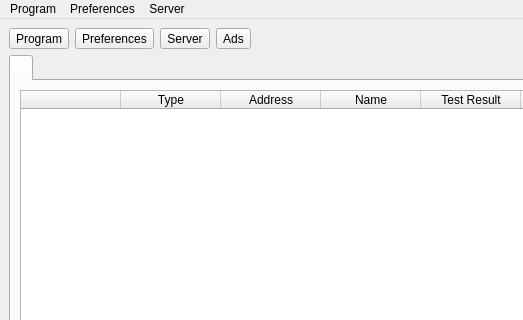
Old version of the form ui/mainwindow.ui in the repository MatsuriDayo/nekoray; both pictures show x 0 to 523 and y 0 to 320 of the 800 by 600 pixel window.
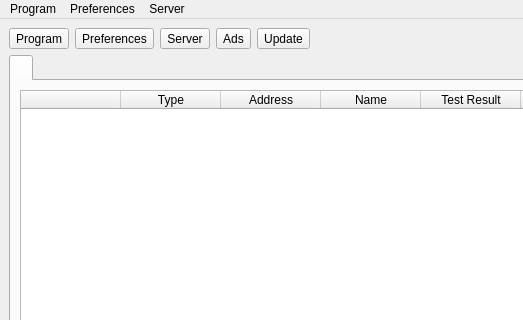
New version of the form. Icons and pictures are not drawn. Custom widgets are drawn as their Qt base class.

Patch:
```diff
--- a/ui/mainwindow.ui
+++ b/ui/mainwindow.ui
@@ -85,6 +85,22 @@
         </property>
        </widget>
       </item>
+      <item>
+       <widget class="QToolButton" name="update">
+        <property name="text">
+         <string>Update</string>
+        </property>
+        <property name="icon">
+         <iconset theme="update-none"/>
+        </property>
+        <property name="popupMode">
+         <enum>QToolButton::InstantPopup</enum>
+        </property>
+        <property name="toolButtonStyle">
+         <enum>Qt::ToolButtonTextUnderIcon</enum>
+        </property>
+       </widget>
+      </item>
       <item>
        <spacer name="horizontalSpacer">
         <property name="orientation">
```
